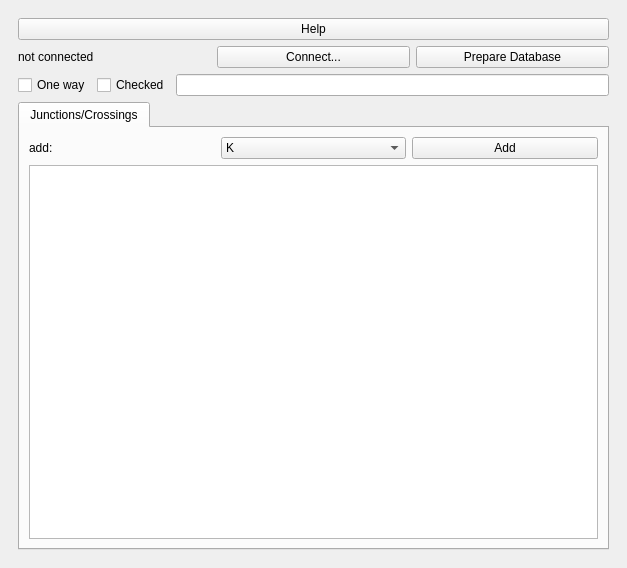
Old version of the form site_categoriser_dockwidget_base.ui in the repository Drew973/pts_site_categorizer.
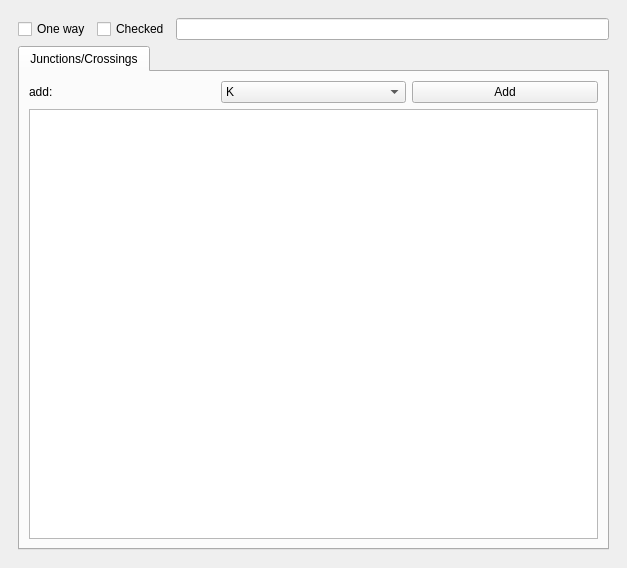
New version of the form.

Diff of the .ui file:
```diff
--- a/site_categoriser_dockwidget_base.ui
+++ b/site_categoriser_dockwidget_base.ui
@@ -18,47 +18,6 @@
     <item>
      <widget class="QWidget" name="main_widget" native="true">
       <layout class="QVBoxLayout" name="verticalLayout">
-       <item>
-        <widget class="QPushButton" name="help_button">
-         <property name="toolTip">
-          <string>&lt;html&gt;&lt;head/&gt;&lt;body&gt;&lt;p&gt;Open help in browser.&lt;/p&gt;&lt;/body&gt;&lt;/html&gt;</string>
-         </property>
-         <property name="text">
-          <string>Help</string>
-         </property>
-        </widget>
-       </item>
-       <item>
-        <layout class="QHBoxLayout" name="horizontalLayout_2">
-         <item>
-          <widget class="QLabel" name="database_label">
-           <property name="text">
-            <string>not connected</string>
-           </property>
-          </widget>
-         </item>
-         <item>
-          <widget class="QPushButton" name="connect_button">
-           <property name="toolTip">
-            <string>&lt;html&gt;&lt;head/&gt;&lt;body&gt;&lt;p&gt;Connect to database.&lt;/p&gt;&lt;/body&gt;&lt;/html&gt;</string>
-           </property>
-           <property name="text">
-            <string>Connect...</string>
-           </property>
-          </widget>
-         </item>
-         <item>
-          <widget class="QPushButton" name="prepare_database_button">
-           <property name="toolTip">
-            <string>&lt;html&gt;&lt;head/&gt;&lt;body&gt;&lt;p&gt;First time setup for database.&lt;/p&gt;&lt;/body&gt;&lt;/html&gt;</string>
-           </property>
-           <property name="text">
-            <string>Prepare Database</string>
-           </property>
-          </widget>
-         </item>
-        </layout>
-       </item>
        <item>
         <layout class="QHBoxLayout" name="horizontalLayout_3">
          <item>
```
